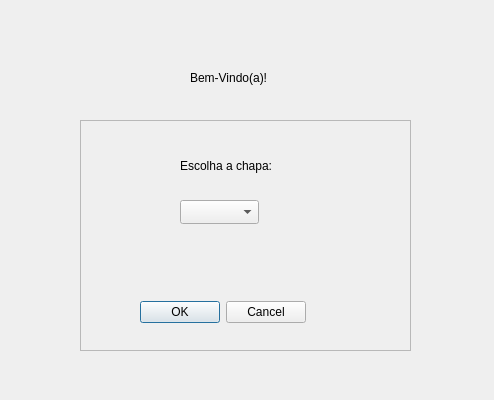
This is UI/PagVoto.ui in patriciaoliveira1/UrnaEscolar as Qt 5 draws it before an edit. The edited form follows.
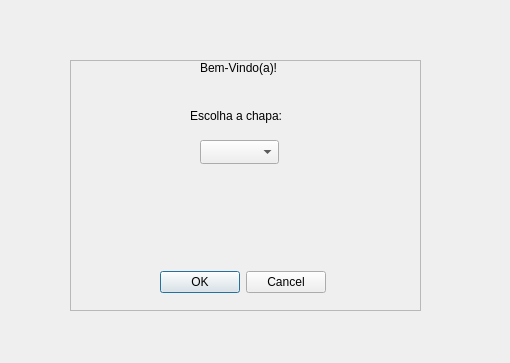
This is the edited form.

What changed in the file:
```diff
--- a/UI/PagVoto.ui
+++ b/UI/PagVoto.ui
@@ -6,8 +6,8 @@
    <rect>
     <x>0</x>
     <y>0</y>
-    <width>494</width>
-    <height>400</height>
+    <width>510</width>
+    <height>363</height>
    </rect>
   </property>
   <property name="windowTitle">
@@ -16,10 +16,10 @@
   <widget class="QFrame" name="frame">
    <property name="geometry">
     <rect>
-     <x>80</x>
-     <y>120</y>
-     <width>331</width>
-     <height>231</height>
+     <x>70</x>
+     <y>60</y>
+     <width>351</width>
+     <height>251</height>
     </rect>
    </property>
    <property name="frameShape">
@@ -28,24 +28,11 @@
    <property name="frameShadow">
     <enum>QFrame::Raised</enum>
    </property>
-   <widget class="QLabel" name="LabelEscolha">
-    <property name="geometry">
-     <rect>
-      <x>100</x>
-      <y>30</y>
-      <width>111</width>
-      <height>31</height>
-     </rect>
-    </property>
-    <property name="text">
-     <string>Escolha a chapa:</string>
-    </property>
-   </widget>
    <widget class="QDialogButtonBox" name="buttonBox">
     <property name="geometry">
      <rect>
-      <x>60</x>
-      <y>180</y>
+      <x>90</x>
+      <y>210</y>
       <width>166</width>
       <height>24</height>
      </rect>
@@ -54,10 +41,36 @@
      <set>QDialogButtonBox::Cancel|QDialogButtonBox::Ok</set>
     </property>
    </widget>
+   <widget class="QLabel" name="LabelEscolha">
+    <property name="geometry">
+     <rect>
+      <x>120</x>
+      <y>40</y>
+      <width>111</width>
+      <height>31</height>
+     </rect>
+    </property>
+    <property name="text">
+     <string>Escolha a chapa:</string>
+    </property>
+   </widget>
+   <widget class="QLabel" name="labelBV">
+    <property name="geometry">
+     <rect>
+      <x>130</x>
+      <y>0</y>
+      <width>91</width>
+      <height>16</height>
+     </rect>
+    </property>
+    <property name="text">
+     <string>Bem-Vindo(a)!</string>
+    </property>
+   </widget>
    <widget class="QComboBox" name="BoxEscolhaCh">
     <property name="geometry">
      <rect>
-      <x>100</x>
+      <x>130</x>
       <y>80</y>
       <width>79</width>
       <height>24</height>
@@ -65,19 +78,6 @@
     </property>
    </widget>
   </widget>
-  <widget class="QLabel" name="labelBV">
-   <property name="geometry">
-    <rect>
-     <x>190</x>
-     <y>70</y>
-     <width>111</width>
-     <height>16</height>
-    </rect>
-   </property>
-   <property name="text">
-    <string>Bem-Vindo(a)!</string>
-   </property>
-  </widget>
  </widget>
  <resources/>
  <connections/>
```
